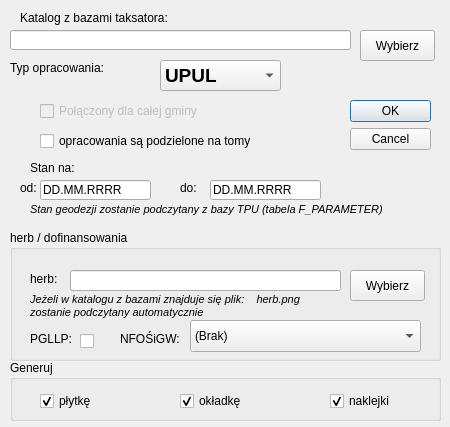
Old version of the form skrypty/ui/ui_naklejki_dialog.ui in the repository Marcus-LAS-R/LASR.
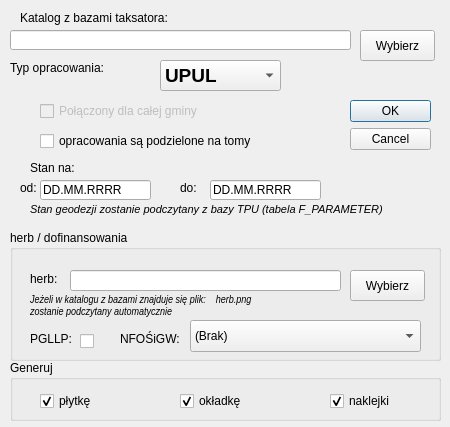
New version of the form.

The edit to the form file:
```diff
--- a/skrypty/ui/ui_naklejki_dialog.ui
+++ b/skrypty/ui/ui_naklejki_dialog.ui
@@ -542,7 +542,7 @@
     </property>
     <property name="font">
      <font>
-      <family>Arial</family>
+      <family>Arial Narrow</family>
       <pointsize>8</pointsize>
       <italic>true</italic>
      </font>
```
